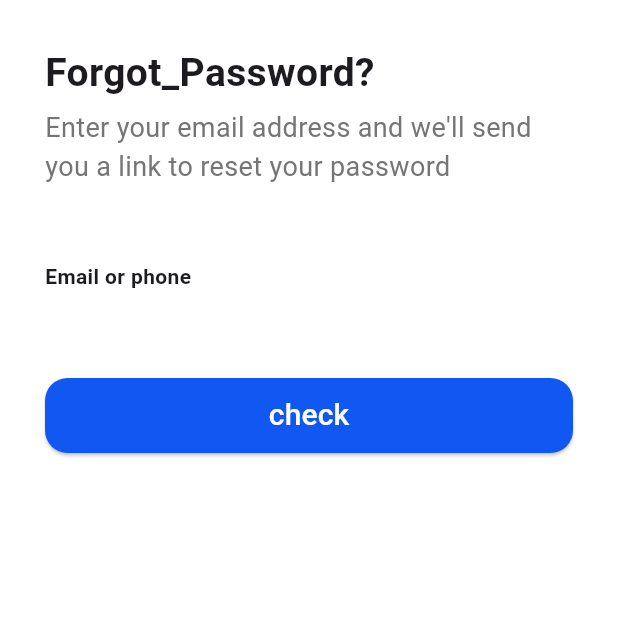
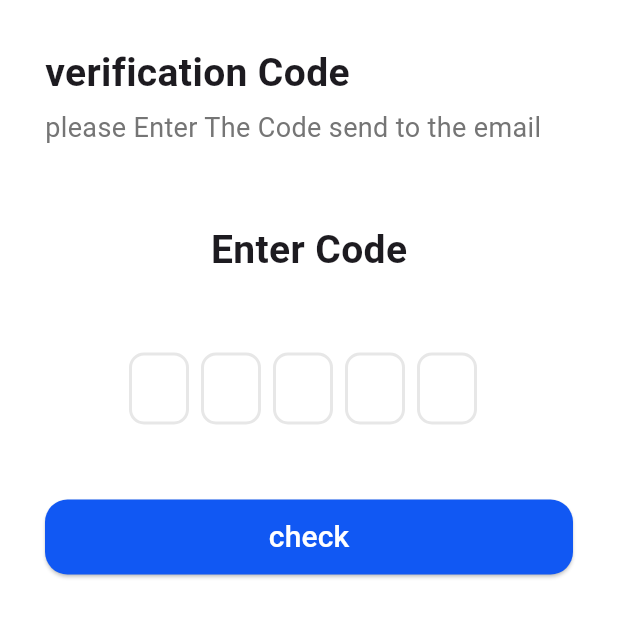
Before and after one commit to mohammednhfsx/salaty, a Flutter app: the Verifycode screen opened directly, on a phone screen of 412 x 824 dp, the top half of it. Run offline on Flutter 3.47's test engine with Material 3 defaults, Android fonts, the phone set to English and light mode, and no system bars; drawn by our look-alikes of flutter_otp_text_field; our stand-ins replace get, lottie, shared_preferences; accounts and stored records are empty.

Commit message:
Add verification code screen and OTP flow
Implement verification flow for password reset: add Verifycode screen with an OTP input (flutter_otp_text_field), add related localization strings, and wire navigation from the forgot-password screen by adding goToverifycode() to the ForgotPasswordController and calling it from the Check button. Also add the flutter_otp_text_field dependency to pubspec.yaml and apply minor formatting/cleanup in controllers and views.

```diff
--- a/lib/controller/auth/forgot_password_controller.dart
+++ b/lib/controller/auth/forgot_password_controller.dart
@@ -1,15 +1,21 @@
 import 'package:flutter/material.dart';
 import 'package:get/get.dart';
+import 'package:salaty/view/auth/screens/verifycode.dart';
 
 
 abstract class ForgotPasswordController extends GetxController {
  void checkEmail();
+   void goToverifycode();
 
 }
 
 class ForgotPasswordControllerImp extends ForgotPasswordController {
 
   late TextEditingController email;
+   @override
+  void goToverifycode(){
+    Get.to(Verifycode());
+   }
 
 
   @override
@@ -19,15 +25,13 @@ class ForgotPasswordControllerImp extends ForgotPasswordController {
 
   @override
   void onInit() {
-    email = TextEditingController();
-
+  email = TextEditingController();
     super.onInit();
   }
 
   @override
   void dispose() {
     email.dispose();
-
     super.dispose();
   }
 }
--- a/lib/controller/auth/login_controller.dart
+++ b/lib/controller/auth/login_controller.dart
@@ -8,7 +8,7 @@ import 'package:salaty/view/auth/screens/sign_up.dart';
 
    void login();
    void goToSignUp();
-    void goToforgotpassword();
+   void goToforgotpassword();
 }
 class LoginControllerImp extends LoginController{
  late TextEditingController email;
--- a/lib/core/localization/lang/translation.dart
+++ b/lib/core/localization/lang/translation.dart
@@ -29,6 +29,9 @@ class Mytranslation extends Translations {
       "Enter_your_email_forgot":
           "أدخل عنوان بريدك الإلكتروني وسنرسل لك رابطًا لإعادة تعيين كلمة المرور الخاصة بك",
       "check": "تحقق",
+      "verification_Code": "رمز التحقق",
+      "Enter_Code": "أدخل الرمز",
+         "send_you_code_to_the_email":"يرجى إدخال الرمز المرسل إلى البريد الإلكتروني",
     },
 
     "en": {
@@ -57,6 +60,9 @@ class Mytranslation extends Translations {
       "Enter_your_email_forgot":
           "Enter your email address and we'll send you a link to reset your password",
       "check": "check",
+      "verification_Code": "verification Code",
+      "Enter_Code": "Enter Code",
+      "send_you_code_to_the_email":"please Enter The Code send to the email",
     },
   };
 }
--- a/lib/view/auth/screens/forget_password.dart
+++ b/lib/view/auth/screens/forget_password.dart
@@ -13,7 +13,9 @@ import 'package:salaty/view/auth/widgets/custom_textfield.dart';
 // ignore: must_be_immutable
 class ForgetPassword extends GetView<LocaleController> {
   ForgetPassword({super.key});
-  ForgotPasswordControllerImp conroller = Get.put(ForgotPasswordControllerImp());
+  ForgotPasswordControllerImp conroller = Get.put(
+    ForgotPasswordControllerImp(),
+  );
 
   @override
   Widget build(BuildContext context) {
@@ -47,7 +49,7 @@ class ForgetPassword extends GetView<LocaleController> {
                 hintText: "Enter_your_email_or_phone".tr,
                 prefixIcon: Icons.email_outlined,
               ),
-                  const SizedBox(height: 50),
+              const SizedBox(height: 50),
 
               SizedBox(
                 width: double.infinity,
@@ -59,10 +61,12 @@ class ForgetPassword extends GetView<LocaleController> {
                       borderRadius: BorderRadius.circular(15),
                     ),
                   ),
-                  onPressed: () {},
+                  onPressed: () {
+                    conroller.goToverifycode();
+                  },
                   child: Text(
                     "check".tr,
-                    style: TextStyle(color: Colors.white,fontSize: 20),
+                    style: TextStyle(color: Colors.white, fontSize: 20),
                   ),
                 ),
               ),
--- a/lib/view/auth/screens/verifycode.dart
+++ b/lib/view/auth/screens/verifycode.dart
@@ -1,11 +1,9 @@
 import 'package:flutter/material.dart';
+import 'package:flutter_otp_text_field/flutter_otp_text_field.dart';
 import 'package:get/get.dart';
-
 import 'package:salaty/core/localization/local_change.dart';
-
 import 'package:salaty/theme/colors.dart';
 import 'package:salaty/view/auth/widgets/custom_text_body.dart';
-import 'package:salaty/view/auth/widgets/custom_text_lable.dart';
 import 'package:salaty/view/auth/widgets/custom_text_title.dart';
 
 // ignore: must_be_immutable
@@ -29,22 +27,37 @@ class Verifycode extends GetView<LocaleController> {
             crossAxisAlignment: CrossAxisAlignment.start,
             children: [
               //Forgot_Password
-              CustomTextTitle(text: "Forgot_Password?".tr),
+              CustomTextTitle(text: "verification_Code".tr),
+
 
               const SizedBox(height: 5),
               // Enter_your_email_forgot
-              CustomTextBody(textbody: "Enter_your_email_forgot".tr),
+              CustomTextBody(textbody: "send_you_code_to_the_email".tr),
+                const SizedBox(height: 50),
+               Center(child: CustomTextTitle(text: "Enter_Code".tr)),
 
               const SizedBox(height: 50),
-              //  Email
-              CustomTextLable(textLable: "Email_or_phone".tr),
 
-              const SizedBox(height: 8),
-              // CustomTextfield(
-              //   controllertextfield: conroller.email,
-              //   hintText: "Enter_your_email_or_phone".tr,
-              //   prefixIcon: Icons.email_outlined,
-              // ),
+              // otp input
+              OtpTextField(
+                borderRadius: BorderRadius.circular(10),
+                textStyle: TextStyle(fontSize: 18, fontWeight: FontWeight.bold),
+                alignment: Alignment.center,
+                contentPadding: EdgeInsetsGeometry.all(10),
+                numberOfFields: 5,
+                borderColor: Color.fromARGB(255, 252, 68, 190),
+                //set to true to show as box or false to show as dash
+                showFieldAsBox: true,
+                //runs when a code is typed in
+                onCodeChanged: (String code) {
+                  //handle validation or checks here
+                },
+                //runs when every textfield is filled
+                onSubmit: (String verificationCode) {
+
+                }, // end onSubmit
+              ),
+
               const SizedBox(height: 50),
 
               SizedBox(
--- a/pubspec.yaml
+++ b/pubspec.yaml
@@ -47,6 +47,7 @@ dependencies:
   geocoding: ^4.0.0
   shared_preferences: ^2.5.4
   lottie: ^3.3.2
+  flutter_otp_text_field: ^1.5.1+1
 
 dev_dependencies:
   flutter_test:
```
Also changed, not shown: pubspec.lock.
